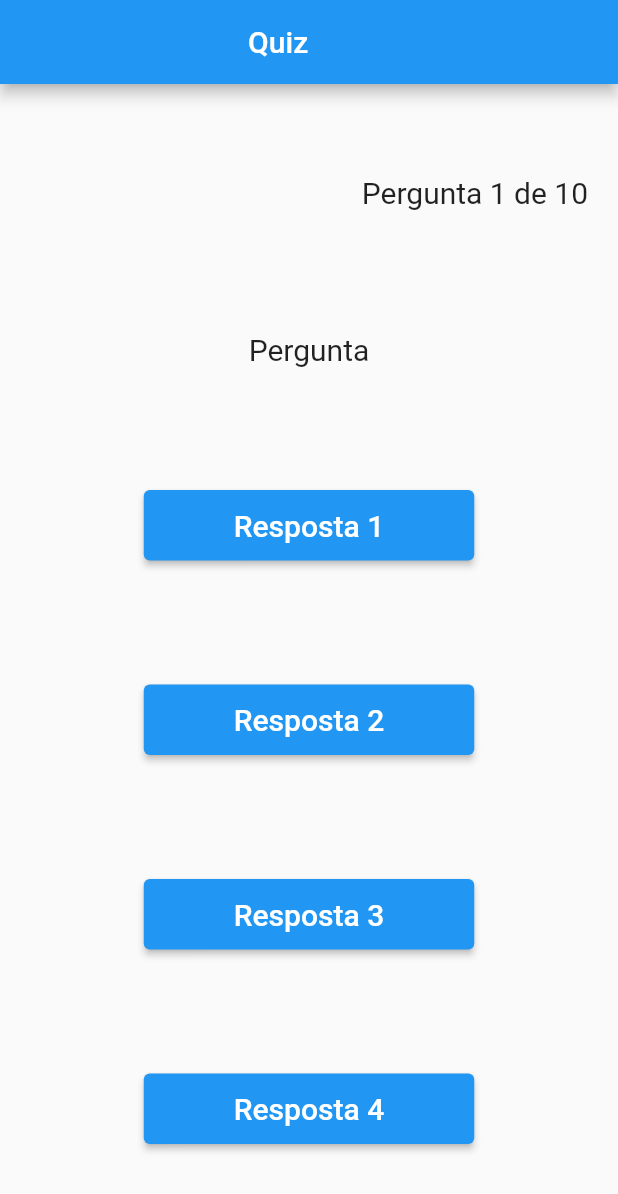
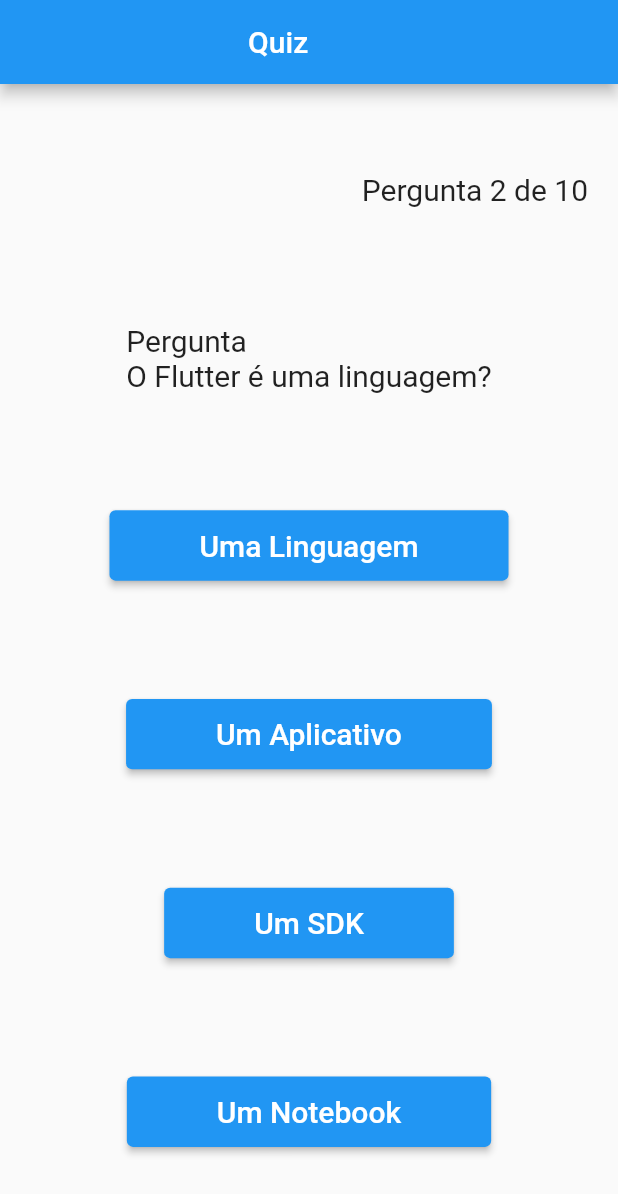
Before and after one commit to LucasTecDev/App_Quiz, a Flutter app: the screen it shows after launch, on a phone screen of 412 x 824 dp. Shown: the top 1194 px of the screen. Run offline on Flutter 3.47's test engine with Material 2 defaults, Android fonts, the phone set to English and light mode, and no system bars.

Commit message:
Estrutura da Lista parte 1

```diff
--- a/lib/quiz.dart
+++ b/lib/quiz.dart
@@ -13,7 +13,7 @@ class _QuizState extends State<Quiz> {
 
     List quiz = [
     {
-      "Pergunta":"Quem descobriu o Brasil?",
+      "pergunta":"Quem descobriu o Brasil?",
       "respostas": [
         "Dom Pedro",
         "Pedro Álvares Cabral",
@@ -26,16 +26,18 @@ class _QuizState extends State<Quiz> {
 
   quiz.add(
     {
-    "Pergunta":"O Flutter é um linguagem?",
+    "pergunta":"O Flutter é uma linguagem?",
       "respostas": [
         "Uma Linguagem",
-        "Aplicativo",
-        "SDK",
-        "Notebook",
+        "Um Aplicativo",
+        "Um SDK",
+        "Um Notebook",
       ],
       "alternativa_correta":3,
     }
   );
+
+  int perguntaNumero = 2;
 
     return MaterialApp(
       debugShowCheckedModeBanner: false,
@@ -50,14 +52,16 @@ class _QuizState extends State<Quiz> {
               children: [
                 Align(
                   alignment: Alignment.topRight,
-                  child: Text('Pergunta 1 de 10', style: TextStyle(fontSize: 20))),
-                 Text('Pergunta',style: TextStyle(fontSize: 20)),
+                  child: Text('Pergunta $perguntaNumero de 10', style: TextStyle(fontSize: 20))),
+
+                 Text('Pergunta \n' + quiz[perguntaNumero -1]['pergunta'],
+                 style: TextStyle(fontSize: 20)),
 
                 ElevatedButton(
                   onPressed: () {
                     print('1');
                   },
-                  child: Text('Resposta 1', style: TextStyle(fontSize: 20)),
+                  child: Text(quiz[perguntaNumero - 1]['respostas'][0], style: TextStyle(fontSize: 20)),
                   style: ElevatedButton.styleFrom(
                     padding: EdgeInsets.fromLTRB(60, 12, 60, 12),
                   ),
@@ -67,7 +71,7 @@ class _QuizState extends State<Quiz> {
                   onPressed: () {
                     print('2');
                   },
-                  child: Text('Resposta 2', style: TextStyle(fontSize: 20)),
+                  child: Text(quiz[perguntaNumero - 1]['respostas'][1], style: TextStyle(fontSize: 20)),
                   style: ElevatedButton.styleFrom(
                     padding: EdgeInsets.fromLTRB(60, 12, 60, 12),
                   ),
@@ -77,7 +81,7 @@ class _QuizState extends State<Quiz> {
                   onPressed: () {
                     print('3');
                   },
-                  child: Text('Resposta 3', style: TextStyle(fontSize: 20)),
+                  child: Text(quiz[perguntaNumero - 1]['respostas'][2], style: TextStyle(fontSize: 20)),
                   style: ElevatedButton.styleFrom(
                     padding: EdgeInsets.fromLTRB(60, 12, 60, 12),
                   ),
@@ -87,7 +91,7 @@ class _QuizState extends State<Quiz> {
                   onPressed: () {
                     print('4');
                   },
-                  child: Text('Resposta 4', style: TextStyle(fontSize: 20)),
+                  child: Text(quiz[perguntaNumero - 1]['respostas'][3], style: TextStyle(fontSize: 20)),
                   style: ElevatedButton.styleFrom(
                     padding: EdgeInsets.fromLTRB(60, 12, 60, 12),
                   ),
```
Also changed, not shown: 1 other file.
